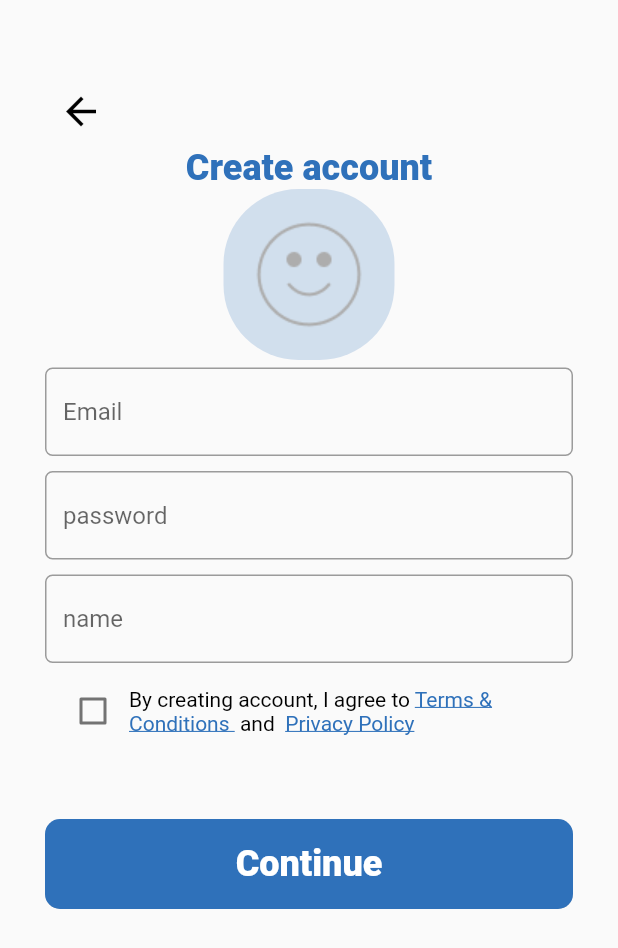
After one commit to dipak-bacancy/educa, a Flutter app: the Signup screen opened by its route, on a phone screen of 412 x 824 dp. The commit adds this screen. Shown: the top 948 px of the screen. Run offline on Flutter 3.47's test engine with Material 2 defaults, Android fonts, the phone set to English and light mode, and no system bars; our stand-ins replace camera, cloud_firestore, firebase_auth, firebase_core, firebase_storage, google_fonts; missing offline and left inert: video_thumbnail; accounts and stored records are empty.

Commit message:
terms n conditioin password reset singup created splash page done

```diff
--- /dev/null
+++ b/lib/src/signup.dart
@@ -0,0 +1,210 @@
+import 'package:flutter/gestures.dart';
+import 'package:educa/model/authentication.dart';
+import 'package:flutter/material.dart';
+
+import 'colors.dart';
+
+class Signup extends StatelessWidget {
+  @override
+  Widget build(BuildContext context) {
+    final textTheme = Theme.of(context).textTheme;
+    return Scaffold(
+        body: SingleChildScrollView(
+      child: Padding(
+        padding: const EdgeInsets.symmetric(horizontal: 30),
+        child: Column(
+          crossAxisAlignment: CrossAxisAlignment.center,
+          children: <Widget>[
+            SizedBox(height: 50),
+            Align(
+              alignment: Alignment.topLeft,
+              child: IconButton(
+                icon: Icon(
+                  Icons.arrow_back,
+                  size: 30,
+                  color: kEducaBlack,
+                ),
+                onPressed: () => Navigator.pop(context),
+              ),
+            ),
+            Text(
+              'Create account',
+              style: textTheme.headline2.copyWith(color: kEducaBlue),
+            ),
+            Container(
+              decoration: BoxDecoration(boxShadow: [
+                new BoxShadow(
+                  color: kEducaBlue.withOpacity(.2),
+                ),
+              ], borderRadius: BorderRadius.all(Radius.circular(50))),
+              height: 114,
+              width: 114,
+              child: Image.asset('assets/smile.png'),
+            ),
+            SizedBox(height: 5),
+            SignupForm(),
+          ],
+        ),
+      ),
+    ));
+  }
+}
+
+class SignupForm extends StatefulWidget {
+  SignupForm({Key key}) : super(key: key);
+
+  @override
+  _SignupFormState createState() => _SignupFormState();
+}
+
+class _SignupFormState extends State<SignupForm> {
+  final _auth = AuthenticationProvider();
+
+  String email, password, name;
+  bool agree = false;
+
+  final underlineStyle =
+      TextStyle(decoration: TextDecoration.underline, color: kEducaBlue);
+
+  final _formkey = GlobalKey<FormState>();
+  @override
+  Widget build(BuildContext context) {
+    final textTheme = Theme.of(context).textTheme;
+    return Form(
+      key: _formkey,
+      child: Column(
+        children: <Widget>[
+          TextFormField(
+            onSaved: (val) => email = val,
+            validator: (val) {
+              if (val.isEmpty) {
+                return 'Please enter email';
+              }
+              return null;
+            },
+            decoration: InputDecoration(
+              hintText: 'Email',
+              border: OutlineInputBorder(
+                  borderRadius: BorderRadius.all(
+                Radius.circular(5),
+              )),
+            ),
+          ),
+          SizedBox(height: 10),
+          TextFormField(
+            obscureText: true,
+            onSaved: (val) => password = val,
+            validator: (val) {
+              if (val.isEmpty) {
+                return 'Please enter password';
+              }
+              return null;
+            },
+            decoration: InputDecoration(
+              hintText: 'password',
+              border: OutlineInputBorder(
+                  borderRadius: BorderRadius.all(
+                Radius.circular(5),
+              )),
+            ),
+          ),
+          SizedBox(height: 10),
+          TextFormField(
+            onSaved: (val) => name = val,
+            validator: (val) {
+              if (val.isEmpty) {
+                return 'Please enter name';
+              }
+              return null;
+            },
+            decoration: InputDecoration(
+              hintText: 'name',
+              border: OutlineInputBorder(
+                  borderRadius: BorderRadius.all(
+                Radius.circular(5),
+              )),
+            ),
+          ),
+          _buildAcceptTerms(context),
+
+          SizedBox(height: 40),
+          // submit buttons
+          SizedBox(
+            width: double.infinity,
+            height: 60,
+            child: ClipRRect(
+              borderRadius: BorderRadius.circular(10),
+              child: ElevatedButton(
+                onPressed: () {
+                  if (_formkey.currentState.validate()) {
+                    _formkey.currentState.save();
+                    _auth
+                        .signUp(email: email, password: password)
+                        .then((result) {
+                      if (result == null) {
+                        Navigator.pushReplacementNamed(context, '/created');
+                      } else {
+                        Scaffold.of(context)
+                            .showSnackBar(SnackBar(content: Text(result)));
+                      }
+                    });
+                  }
+                },
+                child: Text(
+                  'Continue',
+                  style: Theme.of(context)
+                      .textTheme
+                      .headline2
+                      .copyWith(color: kEducaWhite),
+                ),
+              ),
+            ),
+          )
+        ],
+      ),
+    );
+  }
+
+  Padding _buildAcceptTerms(BuildContext context) {
+    return Padding(
+      padding: const EdgeInsets.all(8.0),
+      child: Row(
+        children: [
+          Checkbox(
+            onChanged: (_) {
+              setState(() {
+                agree = !agree;
+              });
+            },
+            value: agree,
+          ),
+          Flexible(
+            child: RichText(
+              text: TextSpan(
+                text: 'By creating account, I agree to ',
+                style: TextStyle(color: Colors.black),
+                children: <TextSpan>[
+                  TextSpan(
+                      text: 'Terms & Conditions ',
+                      style: underlineStyle,
+                      recognizer: TapGestureRecognizer()
+                        ..onTap = () {
+                          Navigator.pushNamed(context, '/terms');
+                        }),
+                  TextSpan(text: ' and  '),
+                  TextSpan(
+                      text: 'Privacy Policy',
+                      style: underlineStyle,
+                      recognizer: TapGestureRecognizer()
+                        ..onTap = () {
+                          Navigator.pushNamed(context, '/terms');
+                        }),
+                ],
+              ),
+            ),
+          ),
+        ],
+      ),
+    );
+  }
+}
```
Also changed, not shown: lib/main.dart (+10 -1 lines), lib/src/Created.dart (added, +68 -0 lines), lib/src/forgot.dart (+16 -10 lines), lib/src/signin.dart (+6 -3 lines), lib/src/terms.dart (added, +45 -0 lines), assets/smile.png (added).
